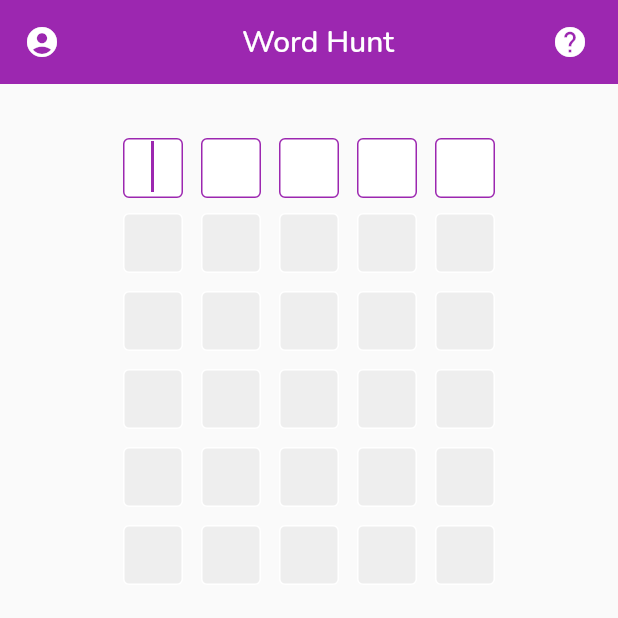
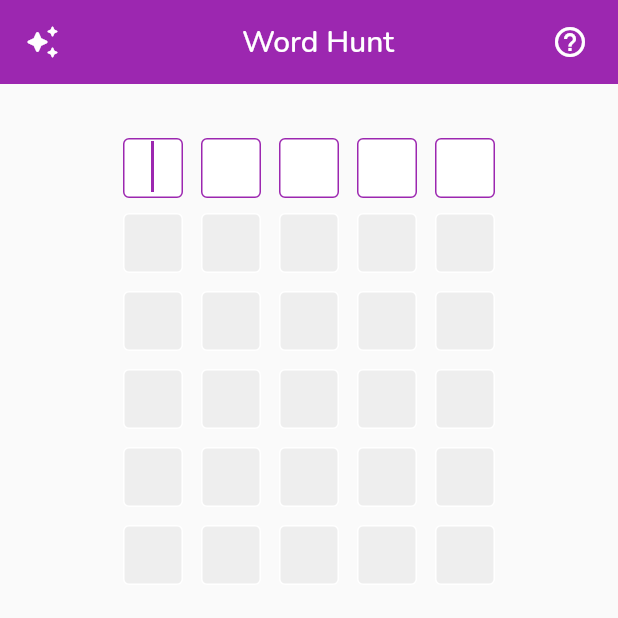
Before and after one commit to AfaanBilal/word_hunt, a Flutter app: the screen it shows after launch, on a phone screen of 412 x 824 dp, the top half of it. Run offline on Flutter 3.47's test engine with Material 2 defaults, Android fonts, the light colour scheme and no system bars; our stand-ins replace share_plus.

Commit message:
✨ Updated app bar icons

```diff
--- a/lib/main.dart
+++ b/lib/main.dart
@@ -278,7 +278,7 @@ class _WordHuntState extends State<WordHunt> {
             _launchInBrowser('https://afaan.dev');
           },
           child: const Icon(
-            Icons.account_circle_rounded,
+            Icons.auto_awesome_rounded,
           ),
         ),
         actions: [
@@ -295,7 +295,7 @@ class _WordHuntState extends State<WordHunt> {
                     'Got it!',
                     () {});
               },
-              child: const Icon(Icons.help),
+              child: const Icon(Icons.help_outline_sharp),
             ),
           ),
         ],
```
